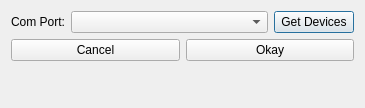
First picture: the form in serialsetup.ui, repository yobson/Exoplanet-Simulation, before the edit.
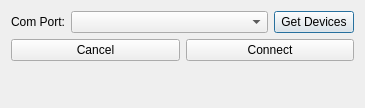
Second picture: the form after the edit.

```diff
--- a/serialsetup.ui
+++ b/serialsetup.ui
@@ -66,7 +66,7 @@
      <item>
       <widget class="QPushButton" name="pushButton_3">
        <property name="text">
-        <string>Okay</string>
+        <string>Connect</string>
        </property>
       </widget>
      </item>
```
